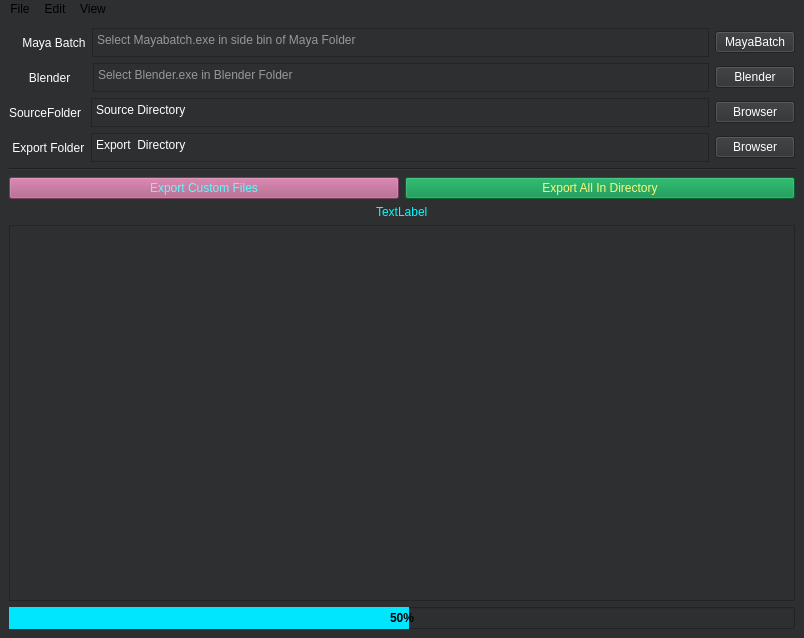
Old version of the form src/mainwindow.ui in the repository leetdvn/LeeAutoExportFBX.
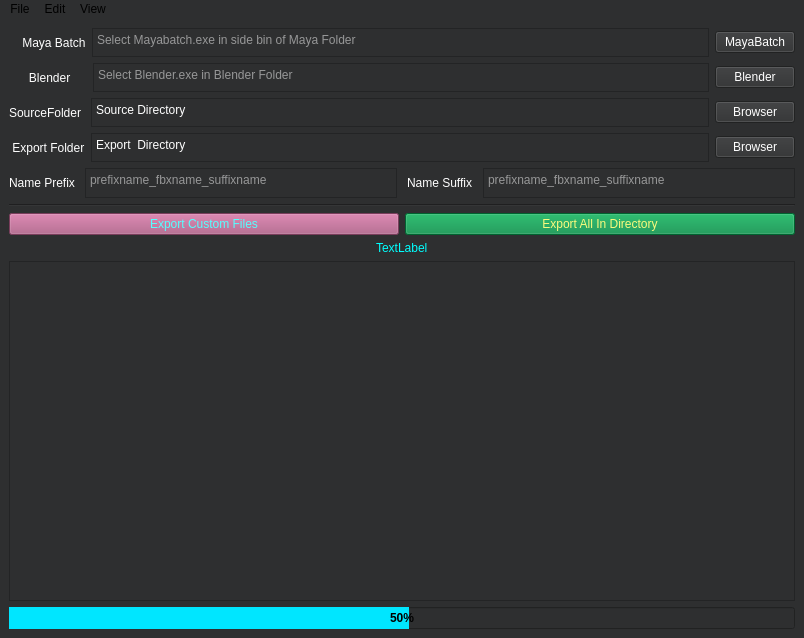
New version of the form.

What changed in the file:
```diff
--- a/src/mainwindow.ui
+++ b/src/mainwindow.ui
@@ -37,34 +37,13 @@
    </property>
    <layout class="QGridLayout" name="gridLayout">
     <item row="2" column="0">
-     <layout class="QHBoxLayout" name="horizontalLayout">
-      <item>
-       <widget class="QPushButton" name="CustomFilesBtn">
-        <property name="styleSheet">
-         <string notr="true">font: 700 12pt &quot;Times New Roman&quot;;
-background-color:rgb(170, 85, 127);
-color:rgb(85, 255, 255);</string>
-        </property>
-        <property name="text">
-         <string>Export Custom Files</string>
-        </property>
-       </widget>
-      </item>
-      <item>
-       <widget class="QPushButton" name="ExportExecute">
-        <property name="styleSheet">
-         <string notr="true">font: 700 12pt &quot;Times New Roman&quot;;
-background-color:rgb(0, 139, 67);
-color:rgb(250, 250, 125);</string>
-        </property>
-        <property name="text">
-         <string>Export All In Directory</string>
-        </property>
-       </widget>
-      </item>
-     </layout>
+     <widget class="Line" name="line">
+      <property name="orientation">
+       <enum>Qt::Orientation::Horizontal</enum>
+      </property>
+     </widget>
     </item>
-    <item row="4" column="0">
+    <item row="5" column="0">
      <layout class="QVBoxLayout" name="verticalLayout_3">
       <property name="topMargin">
        <number>0</number>
@@ -355,17 +334,98 @@
         </item>
        </layout>
       </item>
+      <item>
+       <layout class="QHBoxLayout" name="horizontalLayout_2">
+        <property name="spacing">
+         <number>10</number>
+        </property>
+        <item>
+         <widget class="QLabel" name="FbxPrefix">
+          <property name="styleSheet">
+           <string notr="true">font: 700 9pt &quot;Times New Roman&quot;;
+color:rgb(255, 255, 255);</string>
+          </property>
+          <property name="text">
+           <string>Name Prefix</string>
+          </property>
+         </widget>
+        </item>
+        <item>
+         <widget class="QTextEdit" name="linePrefix">
+          <property name="maximumSize">
+           <size>
+            <width>16777215</width>
+            <height>30</height>
+           </size>
+          </property>
+          <property name="styleSheet">
+           <string notr="true">font: 700 9pt &quot;Times New Roman&quot;;
+color:rgb(255, 255, 255);</string>
+          </property>
+          <property name="placeholderText">
+           <string>prefixname_fbxname_suffixname</string>
+          </property>
+         </widget>
+        </item>
+        <item>
+         <widget class="QLabel" name="FbxSuffix">
+          <property name="styleSheet">
+           <string notr="true">font: 700 9pt &quot;Times New Roman&quot;;
+color:rgb(255, 255, 255);</string>
+          </property>
+          <property name="text">
+           <string>Name Suffix</string>
+          </property>
+         </widget>
+        </item>
+        <item>
+         <widget class="QTextEdit" name="lineSuffix">
+          <property name="maximumSize">
+           <size>
+            <width>16777215</width>
+            <height>30</height>
+           </size>
+          </property>
+          <property name="styleSheet">
+           <string notr="true">font: 700 9pt &quot;Times New Roman&quot;;
+color:rgb(255, 255, 255);</string>
+          </property>
+          <property name="placeholderText">
+           <string>prefixname_fbxname_suffixname</string>
+          </property>
+         </widget>
+        </item>
+       </layout>
+      </item>
      </layout>
     </item>
-    <item row="5" column="0">
-     <layout class="QVBoxLayout" name="MaintainV"/>
-    </item>
-    <item row="1" column="0">
-     <widget class="Line" name="line">
-      <property name="orientation">
-       <enum>Qt::Orientation::Horizontal</enum>
-      </property>
-     </widget>
+    <item row="3" column="0">
+     <layout class="QHBoxLayout" name="horizontalLayout">
+      <item>
+       <widget class="QPushButton" name="CustomFilesBtn">
+        <property name="styleSheet">
+         <string notr="true">font: 700 12pt &quot;Times New Roman&quot;;
+background-color:rgb(170, 85, 127);
+color:rgb(85, 255, 255);</string>
+        </property>
+        <property name="text">
+         <string>Export Custom Files</string>
+        </property>
+       </widget>
+      </item>
+      <item>
+       <widget class="QPushButton" name="ExportExecute">
+        <property name="styleSheet">
+         <string notr="true">font: 700 12pt &quot;Times New Roman&quot;;
+background-color:rgb(0, 139, 67);
+color:rgb(250, 250, 125);</string>
+        </property>
+        <property name="text">
+         <string>Export All In Directory</string>
+        </property>
+       </widget>
+      </item>
+     </layout>
     </item>
    </layout>
   </widget>
```
Left out of the diff: 3 changed lines with no effect on the pictures.
